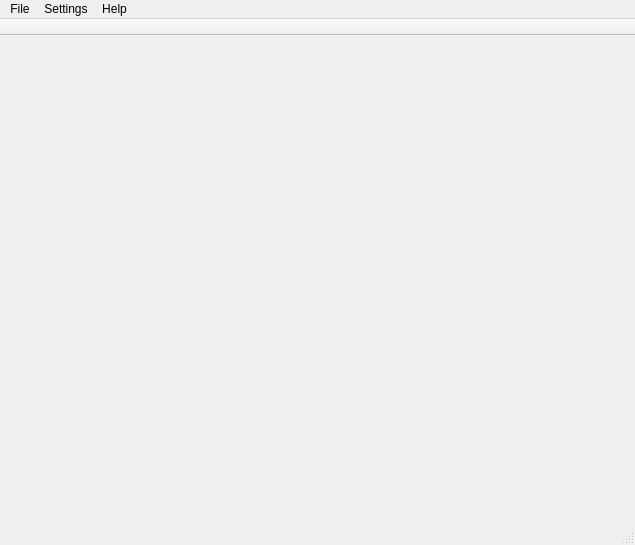
Above: mainwindow.ui from tom3q/file-dragon before the change. Below: the same form after it.
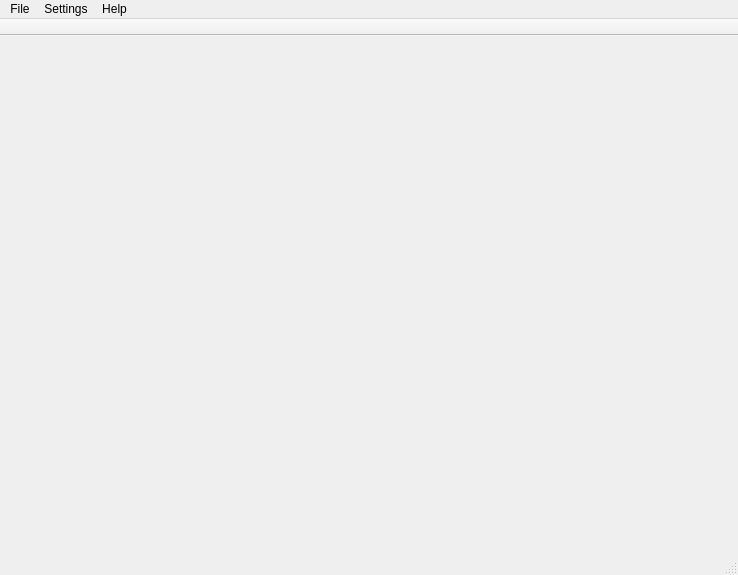
That is the form after the change.

```diff
--- a/mainwindow.ui
+++ b/mainwindow.ui
@@ -6,8 +6,8 @@
    <rect>
     <x>0</x>
     <y>0</y>
-    <width>635</width>
-    <height>545</height>
+    <width>738</width>
+    <height>575</height>
    </rect>
   </property>
   <property name="windowTitle">
@@ -21,7 +21,7 @@
     <rect>
      <x>0</x>
      <y>0</y>
-     <width>635</width>
+     <width>738</width>
      <height>25</height>
     </rect>
    </property>
```
Left out of the diff: 6 changed lines with no effect on the pictures.
